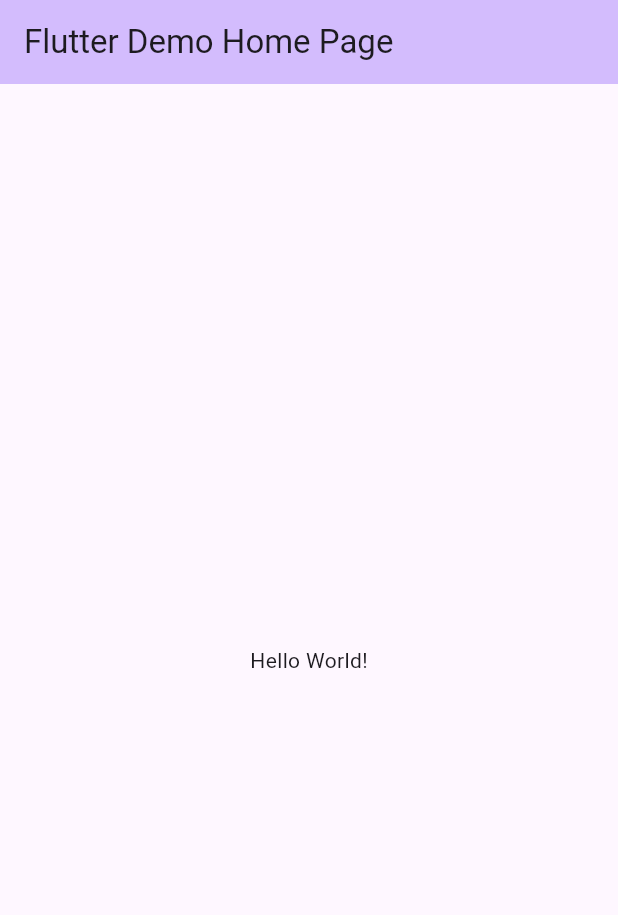
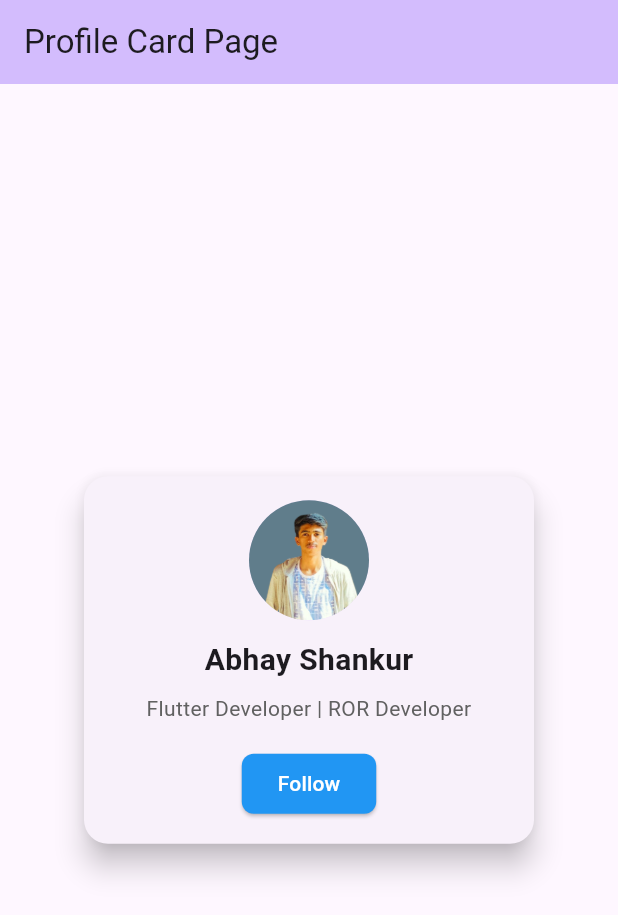
Before and after one commit to abhayshankur-josh/Flutter-Assignments, a Flutter app: the screen it shows after launch, on a phone screen of 412 x 824 dp. Shown: the top 915 px of the screen. Run offline on Flutter 3.47's test engine with Material 3 defaults, Android fonts, the phone set to English and light mode, and no system bars.

Commit message:
Create Profile Card

```diff
--- a/lib/main.dart
+++ b/lib/main.dart
@@ -1,5 +1,5 @@
 import 'package:flutter/material.dart';
-import 'package:flutter/widgets.dart';
+import 'package:flutter_assignments/views/home_page.dart';
 
 void main() {
   runApp(const MyApp());
@@ -11,37 +11,12 @@ class MyApp extends StatelessWidget {
   @override
   Widget build(BuildContext context) {
     return MaterialApp(
-      title: 'Flutter Demo',
+      title: 'Flutter Assignments',
       theme: ThemeData(
         colorScheme: ColorScheme.fromSeed(seedColor: Colors.deepPurple),
         useMaterial3: true,
       ),
-      home: const MyHomePage(title: 'Flutter Demo Home Page'),
+      home: const HomePage(title: 'Profile Card Page'),
     );
   }
 }
-
-class MyHomePage extends StatefulWidget {
-  const MyHomePage({super.key, required this.title});
-
-  final String title;
-
-  @override
-  State<MyHomePage> createState() => _MyHomePageState();
-}
-
-class _MyHomePageState extends State<MyHomePage> {
-
-  @override
-  Widget build(BuildContext context) {
-    return Scaffold(
-      appBar: AppBar(
-        backgroundColor: Theme.of(context).colorScheme.inversePrimary,
-        title: Text(widget.title),
-      ),
-      body: const Center(
-        child: Text("Hello World!")
-      )
-    );
-  }
-}
--- /dev/null
+++ b/lib/views/home_page.dart
@@ -0,0 +1,27 @@
+import 'package:flutter/material.dart';
+import 'package:flutter_assignments/views/widgets/profile_card_widget.dart';
+
+class HomePage extends StatefulWidget {
+  const HomePage({super.key, required this.title});
+
+  final String title;
+
+  @override
+  State<HomePage> createState() => _HomePageState();
+}
+
+class _HomePageState extends State<HomePage> {
+
+  @override
+  Widget build(BuildContext context) {
+    return Scaffold(
+      appBar: AppBar(
+        backgroundColor: Theme.of(context).colorScheme.inversePrimary,
+        title: Text(widget.title),
+      ),
+      body: const Center(
+        child: ProfileCardWidget()
+      )
+    );
+  }
+}
--- /dev/null
+++ b/lib/views/widgets/profile_card_widget.dart
@@ -0,0 +1,52 @@
+import 'package:flutter/material.dart';
+
+class ProfileCardWidget extends StatelessWidget {
+  const ProfileCardWidget({super.key});
+
+  @override
+  Widget build(BuildContext context) {
+    return Card(
+      elevation: 8,
+      shape: RoundedRectangleBorder(borderRadius: BorderRadius.circular(16)),
+      child: Container(
+        width: 300,
+        padding: const EdgeInsets.all(16),
+        child: Column(
+          mainAxisSize: MainAxisSize.min,
+          children: [
+            const CircleAvatar(
+              radius: 40,
+              backgroundImage: AssetImage(
+                'assets/profilePic.png',
+              ),
+            ),
+            const SizedBox(height: 12),
+            const Text(
+              'Abhay Shankur',
+              style: TextStyle(fontSize: 20, fontWeight: FontWeight.bold),
+            ),
+            const SizedBox(height: 8),
+            Text(
+              'Flutter Developer | ROR Developer',
+              textAlign: TextAlign.center,
+              style: TextStyle(fontSize: 14, color: Colors.grey[700]),
+            ),
+            const SizedBox(height: 16),
+            ElevatedButton(
+              onPressed: () {
+                const snackBar = SnackBar(content: Text('Thanks for following'));
+                ScaffoldMessenger.of(context).showSnackBar(snackBar);
+              },
+              style: ElevatedButton.styleFrom(
+                backgroundColor: Colors.blue,
+                shape: RoundedRectangleBorder(
+                    borderRadius: BorderRadius.circular(8)),
+              ),
+              child: const Text('Follow', style: TextStyle(color: Colors.white),),
+            ),
+          ],
+        ),
+      ),
+    );
+  }
+}
--- a/pubspec.yaml
+++ b/pubspec.yaml
@@ -59,8 +59,8 @@ flutter:
   uses-material-design: true
 
   # To add assets to your application, add an assets section, like this:
-  # assets:
-  #   - images/a_dot_burr.jpeg
+  assets:
+    - assets/
   #   - images/a_dot_ham.jpeg
 
   # An image asset can refer to one or more resolution-specific "variants", see
```
